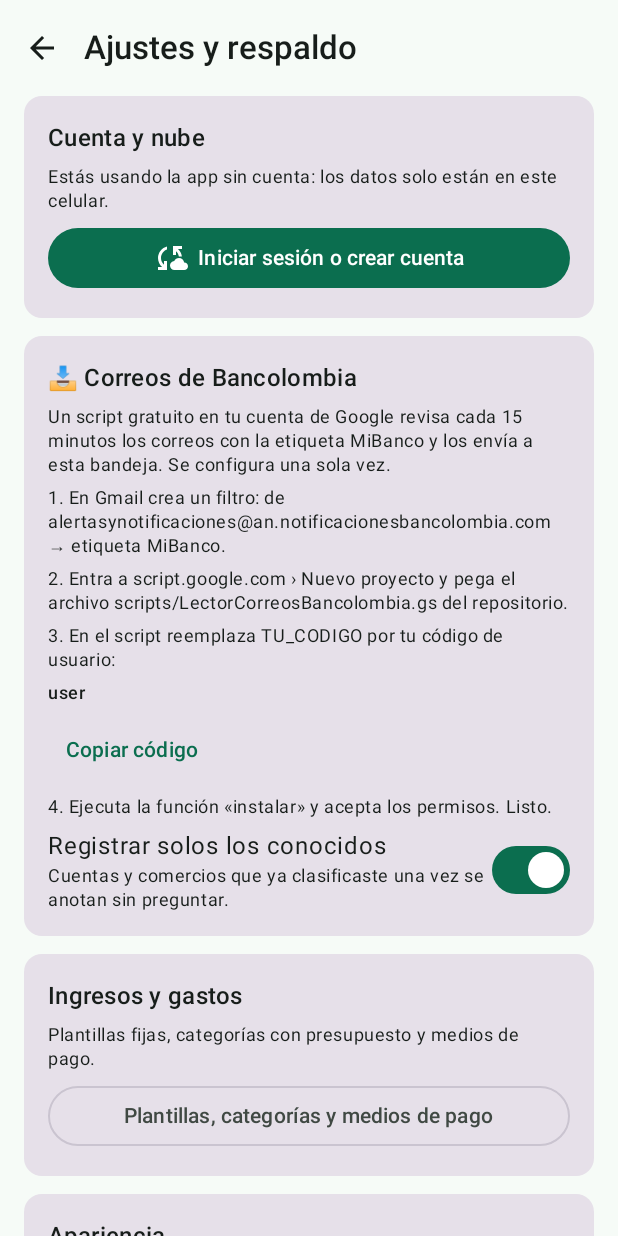
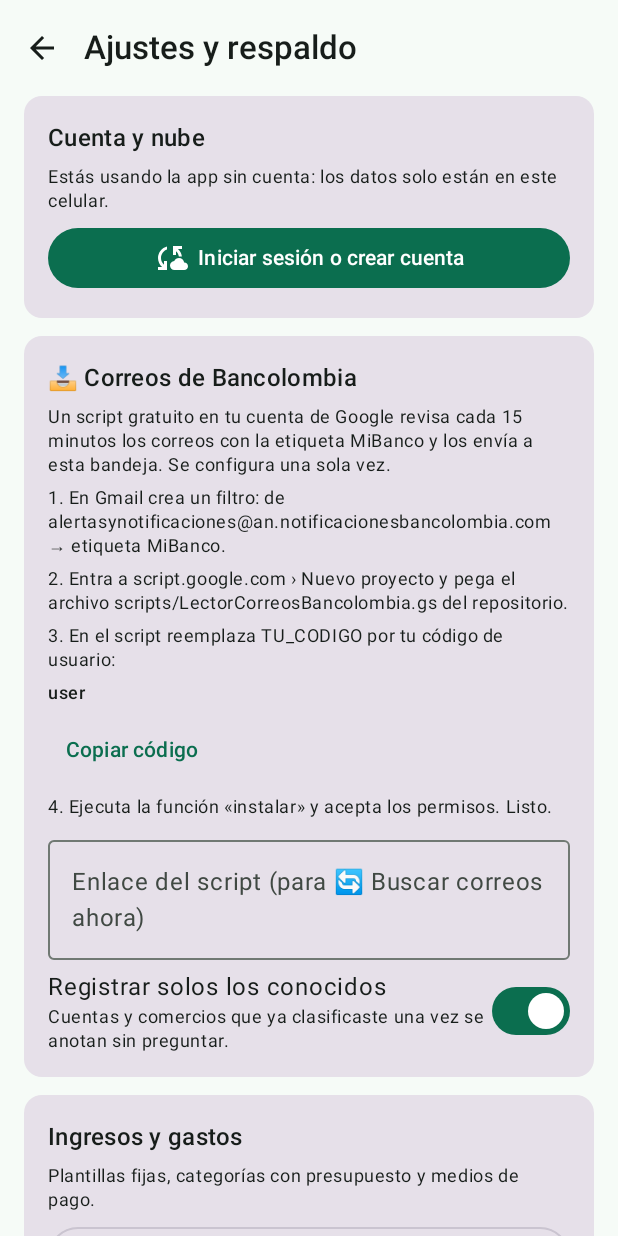
Before and after one commit to Joseluis1316/mi-propio-banco, an Android app built with Jetpack Compose: the AjustesScreen screen opened through its navigation route, on a phone screen of 412 x 824 dp. Run offline under Robolectric (Android 15) with nearby library versions, the phone set to English and light mode, and no system bars; our stand-ins replace Firebase (no records; nobody signed in at launch, a user with empty details on screens opened directly), Room's generated code; libraries missing offline, so code that uses them is left out: com.google.mlkit.vision.

Commit message:
6.0.9: boton buscar correos ahora

```diff
--- a/app/src/main/java/com/mipropiobanco/ui/screens/AjustesScreen.kt
+++ b/app/src/main/java/com/mipropiobanco/ui/screens/AjustesScreen.kt
@@ -141,6 +141,21 @@ fun AjustesScreen(vm: BancoViewModel, alVolver: () -> Unit, alConfigFinanzas: ()
                 Seccion("📥 Correos de Bancolombia") {
                     InstruccionesGmail(vm.uidNube) {
                         vm.uidNube?.let { portapapeles.setText(androidx.compose.ui.text.AnnotatedString(it)) }
+                    }
+                    val urlScript by vm.urlScript.collectAsStateWithLifecycle()
+                    var url by remember(urlScript) { mutableStateOf(urlScript) }
+                    androidx.compose.material3.OutlinedTextField(
+                        value = url,
+                        onValueChange = { url = it },
+                        label = { Text("Enlace del script (para 🔄 Buscar correos ahora)") },
+                        placeholder = { Text("https://script.google.com/macros/s/…/exec") },
+                        singleLine = true,
+                        modifier = Modifier.fillMaxWidth()
+                    )
+                    if (url.trim() != urlScript) {
+                        OutlinedButton(onClick = { vm.cambiarUrlScript(url) }, modifier = Modifier.fillMaxWidth()) {
+                            Text("Guardar enlace")
+                        }
                     }
                     Row(verticalAlignment = Alignment.CenterVertically) {
                         Column(Modifier.weight(1f)) {
```
Also changed, not shown: app/src/main/java/com/mipropiobanco/data/prefs/AjustesPreferencias.kt (+11 -0 lines), app/src/main/java/com/mipropiobanco/ui/BancoViewModel.kt (+54 -0 lines), app/src/main/java/com/mipropiobanco/ui/screens/BandejaScreen.kt (+14 -0 lines), 1 other file.
